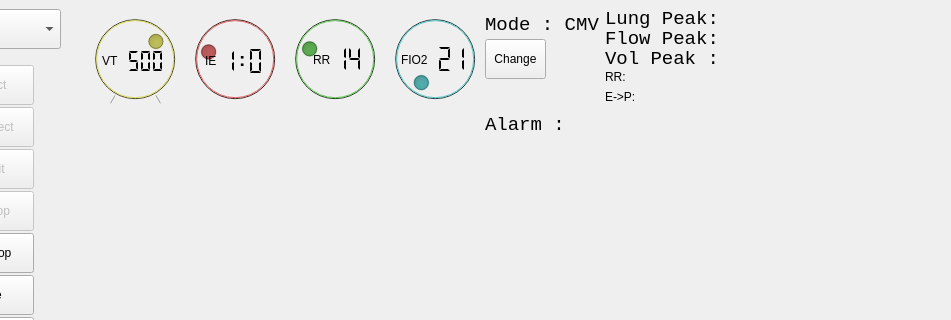
Old version of the form VentUI.ui in the repository jibonaronno/Rhythm; both pictures show x 90 to 1041 and y 0 to 320 of the 1041 by 615 pixel window.
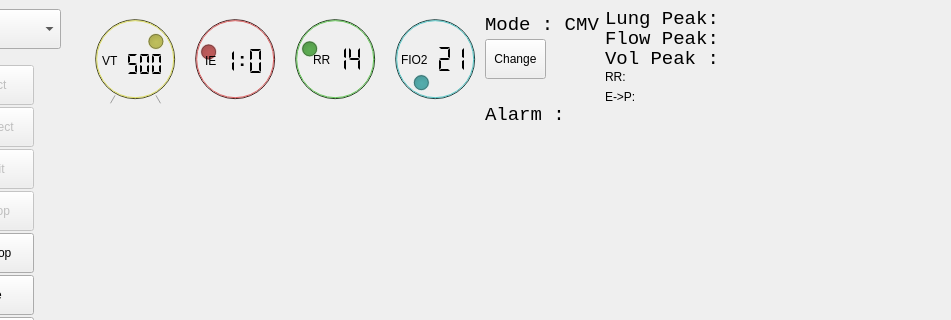
New version of the form.

Diff of the .ui file:
```diff
--- a/VentUI.ui
+++ b/VentUI.ui
@@ -576,8 +576,8 @@
               </property>
               <property name="geometry">
                <rect>
-                <x>51</x>
-                <y>37</y>
+                <x>50</x>
+                <y>40</y>
                 <width>41</width>
                 <height>30</height>
                </rect>
@@ -964,7 +964,7 @@
               <property name="geometry">
                <rect>
                 <x>410</x>
-                <y>100</y>
+                <y>90</y>
                 <width>431</width>
                 <height>31</height>
                </rect>
```
Left out of the diff: 2 changed lines with no effect on the pictures.
